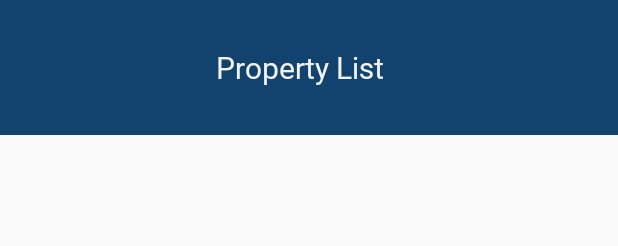
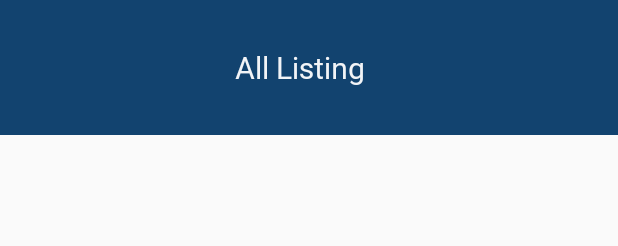
Before and after one commit to LD666/PJTwoUI, an Android app: the layout activity_tennant.xml on its own in the app's theme, with its tools: preview values and no code run, on a phone screen of 412 x 824 dp. Shown: the top 246 px of the screen. Run offline under Robolectric (Android 15) with nearby library versions, the phone set to English and light mode, and no system bars.

Commit message:
First commit: finish login, register & forgot password(UI) working on landlord property list & tennants list(almost finish)

```diff
--- a/app/src/main/res/layout/activity_tennant.xml
+++ b/app/src/main/res/layout/activity_tennant.xml
@@ -22,7 +22,7 @@
             android:layout_marginLeft="90dp"
             style="@style/toolBarText"
             android:textSize="20dp"
-            android:text="@string/property_list"
+            android:text="@string/all_list"
             app:fontFamily="@font/stalinist_one">
         </TextView>
 
```
